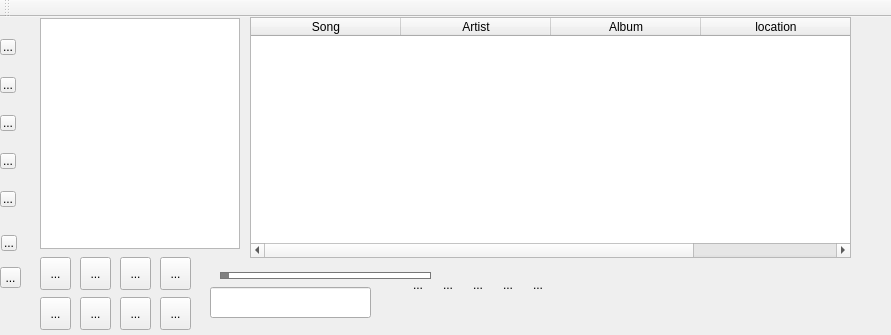
Qt form mainwindow.ui (milohr/babe-qt) before a commit.
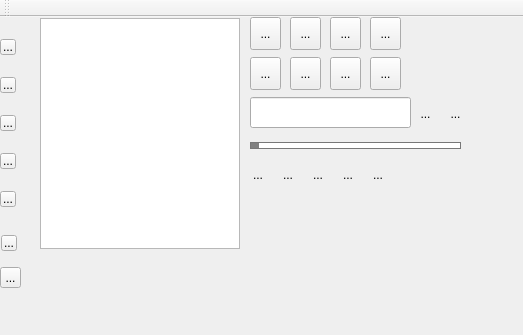
The same form after that commit. Icons and pictures are not drawn.

What changed in the file:
```diff
--- a/mainwindow.ui
+++ b/mainwindow.ui
@@ -6,7 +6,7 @@
    <rect>
     <x>0</x>
     <y>0</y>
-    <width>891</width>
+    <width>523</width>
     <height>335</height>
    </rect>
   </property>
@@ -170,8 +170,8 @@
    <widget class="QToolButton" name="backward_btn">
     <property name="geometry">
      <rect>
-      <x>80</x>
-      <y>240</y>
+      <x>290</x>
+      <y>0</y>
       <width>31</width>
       <height>33</height>
      </rect>
@@ -187,8 +187,8 @@
    <widget class="QToolButton" name="foward_btn">
     <property name="geometry">
      <rect>
-      <x>160</x>
-      <y>240</y>
+      <x>370</x>
+      <y>0</y>
       <width>31</width>
       <height>33</height>
      </rect>
@@ -204,8 +204,8 @@
    <widget class="QToolButton" name="play_btn">
     <property name="geometry">
      <rect>
-      <x>120</x>
-      <y>240</y>
+      <x>330</x>
+      <y>0</y>
       <width>31</width>
       <height>33</height>
      </rect>
@@ -221,8 +221,8 @@
    <widget class="QSlider" name="seekBar">
     <property name="geometry">
      <rect>
-      <x>220</x>
-      <y>250</y>
+      <x>250</x>
+      <y>120</y>
       <width>211</width>
       <height>16</height>
      </rect>
@@ -329,116 +329,11 @@
      <enum>QListView::SinglePass</enum>
     </property>
    </widget>
-   <widget class="QTableWidget" name="tableWidget">
-    <property name="geometry">
-     <rect>
-      <x>250</x>
-      <y>0</y>
-      <width>601</width>
-      <height>241</height>
-     </rect>
-    </property>
-    <property name="layoutDirection">
-     <enum>Qt::LeftToRight</enum>
-    </property>
-    <property name="autoFillBackground">
-     <bool>false</bool>
-    </property>
-    <property name="styleSheet">
-     <string notr="true"/>
-    </property>
-    <property name="frameShape">
-     <enum>QFrame::StyledPanel</enum>
-    </property>
-    <property name="frameShadow">
-     <enum>QFrame::Sunken</enum>
-    </property>
-    <property name="sizeAdjustPolicy">
-     <enum>QAbstractScrollArea::AdjustIgnored</enum>
-    </property>
-    <property name="dragEnabled">
-     <bool>true</bool>
-    </property>
-    <property name="dragDropOverwriteMode">
-     <bool>false</bool>
-    </property>
-    <property name="dragDropMode">
-     <enum>QAbstractItemView::NoDragDrop</enum>
-    </property>
-    <property name="alternatingRowColors">
-     <bool>true</bool>
-    </property>
-    <property name="selectionBehavior">
-     <enum>QAbstractItemView::SelectRows</enum>
-    </property>
-    <property name="verticalScrollMode">
-     <enum>QAbstractItemView::ScrollPerPixel</enum>
-    </property>
-    <property name="horizontalScrollMode">
-     <enum>QAbstractItemView::ScrollPerItem</enum>
-    </property>
-    <property name="showGrid">
-     <bool>false</bool>
-    </property>
-    <property name="gridStyle">
-     <enum>Qt::NoPen</enum>
-    </property>
-    <property name="sortingEnabled">
-     <bool>true</bool>
-    </property>
-    <property name="wordWrap">
-     <bool>true</bool>
-    </property>
-    <property name="cornerButtonEnabled">
-     <bool>true</bool>
-    </property>
-    <attribute name="horizontalHeaderVisible">
-     <bool>true</bool>
-    </attribute>
-    <attribute name="horizontalHeaderCascadingSectionResizes">
-     <bool>false</bool>
-    </attribute>
-    <attribute name="horizontalHeaderDefaultSectionSize">
-     <number>150</number>
-    </attribute>
-    <attribute name="horizontalHeaderHighlightSections">
-     <bool>false</bool>
-    </attribute>
-    <attribute name="horizontalHeaderStretchLastSection">
-     <bool>true</bool>
-    </attribute>
-    <attribute name="verticalHeaderVisible">
-     <bool>false</bool>
-    </attribute>
-    <attribute name="verticalHeaderStretchLastSection">
-     <bool>false</bool>
-    </attribute>
-    <column>
-     <property name="text">
-      <string>Song</string>
-     </property>
-    </column>
-    <column>
-     <property name="text">
-      <string>Artist</string>
-     </property>
-    </column>
-    <column>
-     <property name="text">
-      <string>Album</string>
-     </property>
-    </column>
-    <column>
-     <property name="text">
-      <string>location</string>
-     </property>
-    </column>
-   </widget>
    <widget class="QToolButton" name="hide_sidebar_btn">
     <property name="geometry">
      <rect>
-      <x>40</x>
-      <y>240</y>
+      <x>250</x>
+      <y>0</y>
       <width>31</width>
       <height>33</height>
      </rect>
@@ -454,8 +349,8 @@
    <widget class="QToolButton" name="fav_btn">
     <property name="geometry">
      <rect>
-      <x>80</x>
-      <y>280</y>
+      <x>290</x>
+      <y>40</y>
       <width>31</width>
       <height>33</height>
      </rect>
@@ -471,8 +366,8 @@
    <widget class="QToolButton" name="shuffle_btn">
     <property name="geometry">
      <rect>
-      <x>40</x>
-      <y>280</y>
+      <x>250</x>
+      <y>40</y>
       <width>31</width>
       <height>33</height>
      </rect>
@@ -488,8 +383,8 @@
    <widget class="QToolButton" name="open_btn">
     <property name="geometry">
      <rect>
-      <x>120</x>
-      <y>280</y>
+      <x>330</x>
+      <y>40</y>
       <width>31</width>
       <height>33</height>
      </rect>
@@ -528,8 +423,8 @@
    <widget class="QLineEdit" name="search">
     <property name="geometry">
      <rect>
-      <x>210</x>
-      <y>270</y>
+      <x>250</x>
+      <y>80</y>
       <width>161</width>
       <height>31</height>
      </rect>
@@ -538,8 +433,8 @@
    <widget class="QToolButton" name="searchField">
     <property name="geometry">
      <rect>
-      <x>160</x>
-      <y>280</y>
+      <x>370</x>
+      <y>40</y>
       <width>31</width>
       <height>33</height>
      </rect>
@@ -551,12 +446,15 @@
      <iconset theme="search">
       <normaloff>.</normaloff>.</iconset>
     </property>
+    <property name="checkable">
+     <bool>true</bool>
+    </property>
    </widget>
    <widget class="QToolButton" name="fav1">
     <property name="geometry">
      <rect>
-      <x>410</x>
-      <y>260</y>
+      <x>250</x>
+      <y>150</y>
       <width>16</width>
       <height>16</height>
      </rect>
@@ -590,8 +488,8 @@
    <widget class="QToolButton" name="fav2">
     <property name="geometry">
      <rect>
-      <x>440</x>
-      <y>260</y>
+      <x>280</x>
+      <y>150</y>
       <width>16</width>
       <height>16</height>
      </rect>
@@ -625,8 +523,8 @@
    <widget class="QToolButton" name="fav3">
     <property name="geometry">
      <rect>
-      <x>470</x>
-      <y>260</y>
+      <x>310</x>
+      <y>150</y>
       <width>16</width>
       <height>16</height>
      </rect>
@@ -660,8 +558,8 @@
    <widget class="QToolButton" name="fav4">
     <property name="geometry">
      <rect>
-      <x>500</x>
-      <y>260</y>
+      <x>340</x>
+      <y>150</y>
       <width>16</width>
       <height>16</height>
      </rect>
@@ -695,8 +593,8 @@
    <widget class="QToolButton" name="fav5">
     <property name="geometry">
      <rect>
-      <x>530</x>
-      <y>260</y>
+      <x>370</x>
+      <y>150</y>
       <width>16</width>
       <height>16</height>
      </rect>
@@ -727,6 +625,50 @@
      <bool>true</bool>
     </property>
    </widget>
+   <widget class="QToolButton" name="resultsPLaylist">
+    <property name="geometry">
+     <rect>
+      <x>410</x>
+      <y>80</y>
+      <width>31</width>
+      <height>33</height>
+     </rect>
+    </property>
+    <property name="toolTip">
+     <string>Add results to Playlist</string>
+    </property>
+    <property name="text">
+     <string>...</string>
+    </property>
+    <property name="icon">
+     <iconset theme="insert-page-break"/>
+    </property>
+    <property name="autoRaise">
+     <bool>true</bool>
+    </property>
+   </widget>
+   <widget class="QToolButton" name="saveResults">
+    <property name="geometry">
+     <rect>
+      <x>440</x>
+      <y>80</y>
+      <width>31</width>
+      <height>33</height>
+     </rect>
+    </property>
+    <property name="toolTip">
+     <string>Save results to Playlist...</string>
+    </property>
+    <property name="text">
+     <string>...</string>
+    </property>
+    <property name="icon">
+     <iconset theme="source-playlist"/>
+    </property>
+    <property name="autoRaise">
+     <bool>true</bool>
+    </property>
+   </widget>
   </widget>
   <widget class="QToolBar" name="mainToolBar">
    <property name="styleSheet">
```
